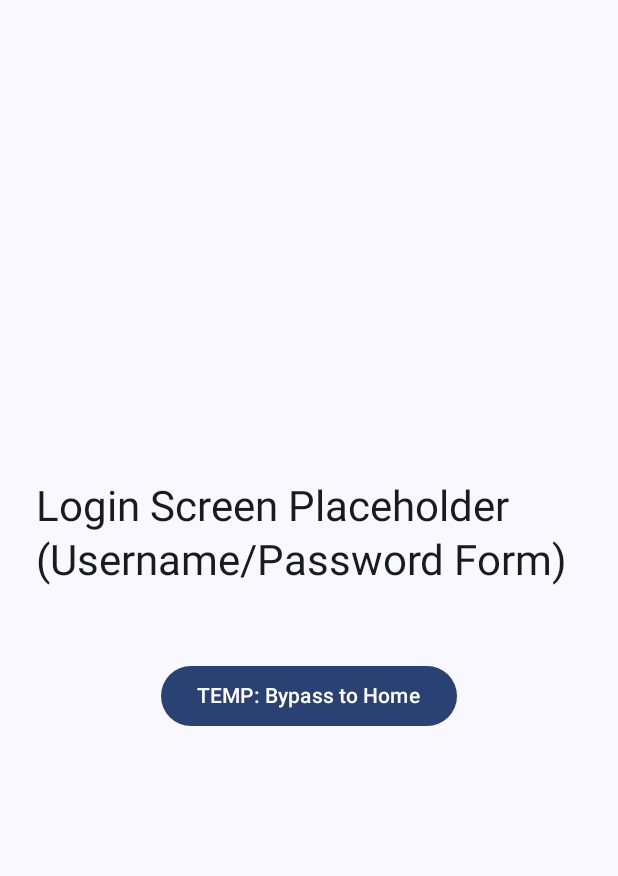
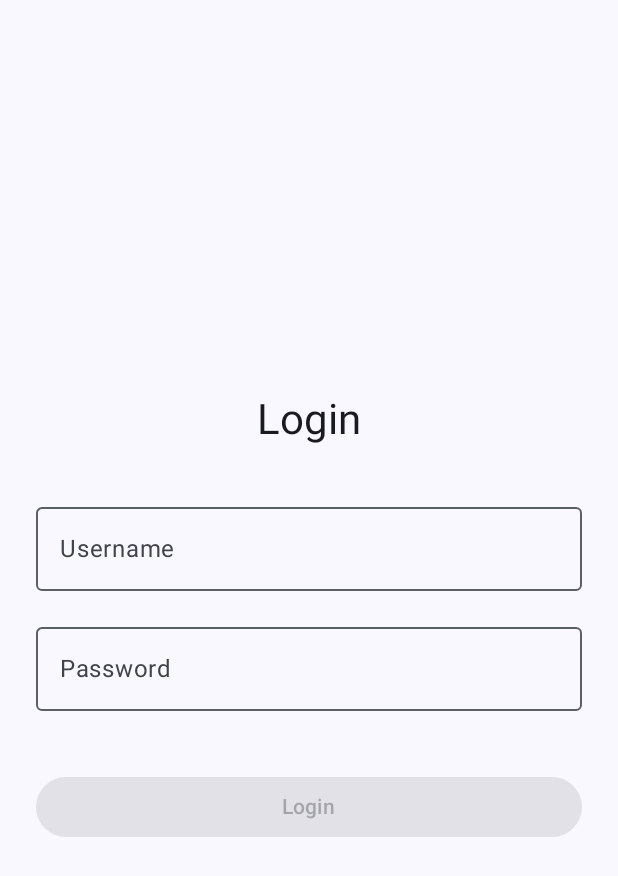
Before and after one commit to dylanmurph/Mobile-UDP-CA, an Android app built with Jetpack Compose: the screen it shows after launch (MainActivity), on a phone screen of 412 x 824 dp. Shown: the top 876 px of the screen. Run offline under Robolectric (Android 15) with nearby library versions, the phone set to English and light mode, and no system bars; our stand-ins replace Room's generated code.

Commit message:
added login

```diff
--- a/app/src/main/java/com/d00223094/hostlockmobile/data/AppRepository.kt
+++ b/app/src/main/java/com/d00223094/hostlockmobile/data/AppRepository.kt
@@ -67,5 +67,9 @@ class AppRepository(
     }
 
 
+    suspend fun getUserByName(username: String): Users? {
+        return usersDao.getUserByName(username)
+    }
+
 
 }
--- a/app/src/main/java/com/d00223094/hostlockmobile/data/DeviceViewModel.kt
+++ b/app/src/main/java/com/d00223094/hostlockmobile/data/DeviceViewModel.kt
@@ -96,6 +96,10 @@ class DeviceViewModel(private val repository: AppRepository) : ViewModel() {
             repository.deleteAllUsers()
         }
     }
+
+    suspend fun getUserByName(username: String): Users? {
+        return repository.getUserByName(username)
+    }
 }
 
 class DeviceViewModelFactory(private val repository: AppRepository) : ViewModelProvider.Factory {
--- a/app/src/main/java/com/d00223094/hostlockmobile/data/UsersDao.kt
+++ b/app/src/main/java/com/d00223094/hostlockmobile/data/UsersDao.kt
@@ -29,4 +29,7 @@ interface UsersDao {
 
     @Query("DELETE FROM users")
     suspend fun deleteAllUsers()
+
+    @Query("SELECT * FROM users WHERE name = :username LIMIT 1")
+    suspend fun getUserByName(username: String): Users?
 }
--- a/app/src/main/java/com/d00223094/hostlockmobile/ui/navigation/AppNavHost.kt
+++ b/app/src/main/java/com/d00223094/hostlockmobile/ui/navigation/AppNavHost.kt
@@ -65,7 +65,7 @@ fun AppNavigation(viewModel: DeviceViewModel) {
         ) {
             // define the login screen composable
             composable(Login.route) {
-                LoginScreen(navController)
+                LoginScreen(navController, viewModel = viewModel)
             }
             // define the home screen composable
             composable(Home.route) {
--- a/app/src/main/java/com/d00223094/hostlockmobile/ui/screens/Login.kt
+++ b/app/src/main/java/com/d00223094/hostlockmobile/ui/screens/Login.kt
@@ -5,23 +5,40 @@ import androidx.compose.foundation.layout.Arrangement
 import androidx.compose.foundation.layout.Column
 import androidx.compose.foundation.layout.Spacer
 import androidx.compose.foundation.layout.fillMaxSize
+import androidx.compose.foundation.layout.fillMaxWidth
 import androidx.compose.foundation.layout.height
 import androidx.compose.foundation.layout.padding
 import androidx.compose.material3.Button
 import androidx.compose.material3.MaterialTheme
+import androidx.compose.material3.OutlinedTextField
 import androidx.compose.material3.Text
 import androidx.compose.runtime.Composable
+import androidx.compose.runtime.getValue
+import androidx.compose.runtime.mutableStateOf
+import androidx.compose.runtime.remember
+import androidx.compose.runtime.rememberCoroutineScope
+import androidx.compose.runtime.setValue
 import androidx.compose.ui.Alignment
 import androidx.compose.ui.Modifier
+import androidx.compose.ui.text.input.PasswordVisualTransformation
 import androidx.compose.ui.tooling.preview.Preview
 import androidx.compose.ui.unit.dp
 import androidx.navigation.NavController
 import androidx.navigation.compose.rememberNavController
+import com.d00223094.hostlockmobile.data.DeviceViewModel
 import com.d00223094.hostlockmobile.data.Home
 import com.d00223094.hostlockmobile.ui.theme.HostLockMobileTheme
+import kotlinx.coroutines.launch
 
 @Composable
-fun LoginScreen(navController: NavController) {
+fun LoginScreen( navController: NavController,
+                 viewModel: DeviceViewModel
+) {
+    var username by remember { mutableStateOf("") }
+    var password by remember { mutableStateOf("") }
+    var errorMessage by remember { mutableStateOf<String?>(null) }
+    val scope = rememberCoroutineScope()
+
     // main layout column
     Column(
         modifier = Modifier
@@ -30,28 +47,61 @@ fun LoginScreen(navController: NavController) {
         horizontalAlignment = Alignment.CenterHorizontally,
         verticalArrangement = Arrangement.Center
     ) {
-        // screen title placeholder
         Text(
-            text = "Login Screen Placeholder (Username/Password Form)",
+            text = "Login",
             style = MaterialTheme.typography.headlineMedium
         )
 
         Spacer(modifier = Modifier.height(32.dp))
 
-        // temporary button to skip the login process
+        OutlinedTextField(
+            value = username,
+            onValueChange = { username = it },
+            label = { Text("Username") },
+            modifier = Modifier.fillMaxWidth()
+        )
+
+        Spacer(modifier = Modifier.height(16.dp))
+
+        OutlinedTextField(
+            value = password,
+            onValueChange = { password = it },
+            label = { Text("Password") },
+            visualTransformation = PasswordVisualTransformation(),
+            modifier = Modifier.fillMaxWidth()
+        )
+
+        if (errorMessage != null) {
+            Spacer(modifier = Modifier.height(16.dp))
+            Text(
+                text = errorMessage!!,
+                color = MaterialTheme.colorScheme.error
+            )
+        }
+
+        Spacer(modifier = Modifier.height(24.dp))
+
+
         Button(
             onClick = {
-                // navigate to home screen
-                navController.navigate(Home.route) {
-                    // removes the login screen from the back stack
-                    popUpTo(navController.graph.startDestinationId) {
-                        inclusive = true
+                scope.launch {
+                    val user = viewModel.getUserByName(username)
+                    if (user != null && user.password == password) {
+                        errorMessage = null
+                        navController.navigate(Home.route) {
+                            popUpTo(navController.graph.startDestinationId) {
+                                inclusive = true
+                            }
+                        }
+                    } else {
+                        errorMessage = "Invalid username or password."
                     }
                 }
             },
-            modifier = Modifier.padding(16.dp)
+            modifier = Modifier.fillMaxWidth().padding(top = 16.dp),
+            enabled = username.isNotBlank() && password.isNotBlank()
         ) {
-            Text("TEMP: Bypass to Home")
+            Text("Login")
         }
     }
 }
@@ -61,6 +111,6 @@ fun LoginScreen(navController: NavController) {
 @Composable
 private fun LoginScreenPreview() {
     HostLockMobileTheme {
-        LoginScreen(navController = rememberNavController())
+        Text("Login Screen Preview")
     }
 }
```
